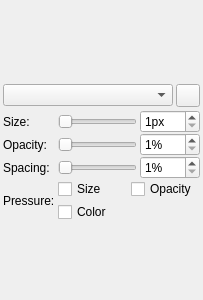
drawpile/Drawpile, file src/client/ui/pensettings.ui: the form before one commit.
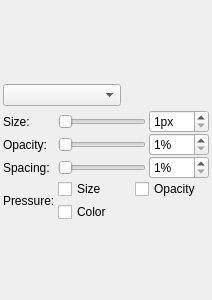
The form after the commit. Icons and pictures are not drawn. Custom widgets are drawn as their Qt base class.

Commit message:
New dab mode button style
Separate toggle buttons for dab modes and Breeze style icons.
The old buttons were very easy to overlook. Hopefully the new design
will make it more apparent that there are clickable buttons here.

The edit to the form file:
```diff
--- a/src/client/ui/pensettings.ui
+++ b/src/client/ui/pensettings.ui
@@ -6,7 +6,7 @@
    <rect>
     <x>0</x>
     <y>0</y>
-    <width>203</width>
+    <width>212</width>
     <height>300</height>
    </rect>
   </property>
@@ -51,7 +51,7 @@
    <item>
     <layout class="QHBoxLayout">
      <property name="spacing">
-      <number>3</number>
+      <number>0</number>
      </property>
      <property name="topMargin">
       <number>3</number>
@@ -67,7 +67,40 @@
       </widget>
      </item>
      <item>
-      <widget class="QToolButton" name="incremental">
+      <spacer name="horizontalSpacer">
+       <property name="orientation">
+        <enum>Qt::Horizontal</enum>
+       </property>
+       <property name="sizeHint" stdset="0">
+        <size>
+         <width>40</width>
+         <height>20</height>
+        </size>
+       </property>
+      </spacer>
+     </item>
+     <item>
+      <widget class="QToolButton" name="paintmodeIndirect">
+       <property name="toolTip">
+        <string>Indirect drawing</string>
+       </property>
+       <property name="icon">
+        <iconset resource="icons/builtin/builtin.qrc">
+         <normaloff>:/icons/builtin/paintmode-indirect.svg</normaloff>:/icons/builtin/paintmode-indirect.svg</iconset>
+       </property>
+       <property name="checkable">
+        <bool>true</bool>
+       </property>
+       <property name="autoExclusive">
+        <bool>true</bool>
+       </property>
+       <property name="autoRaise">
+        <bool>true</bool>
+       </property>
+      </widget>
+     </item>
+     <item>
+      <widget class="QToolButton" name="paintmodeIncremental">
        <property name="toolTip">
         <string>Incremental drawing</string>
        </property>
@@ -78,6 +111,12 @@
        <property name="checkable">
         <bool>true</bool>
        </property>
+       <property name="autoExclusive">
+        <bool>true</bool>
+       </property>
+       <property name="autoRaise">
+        <bool>true</bool>
+       </property>
       </widget>
      </item>
     </layout>
```
Left out of the diff: 6 changed lines with no effect on the pictures. The commit also changes 12 other files.
